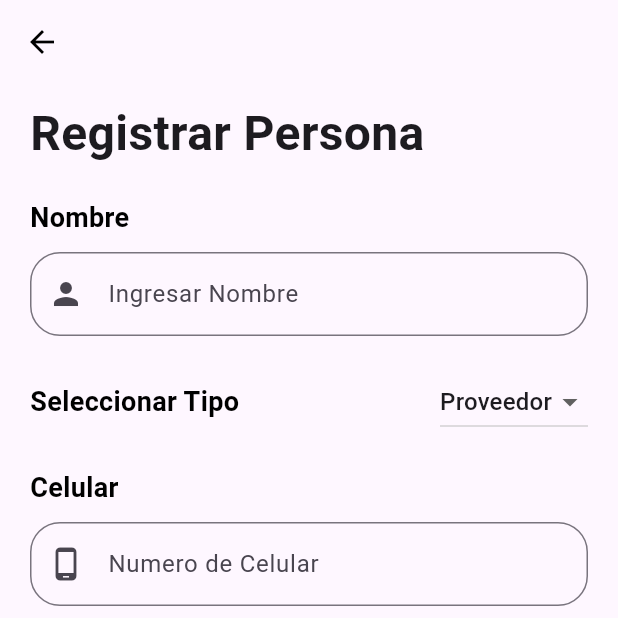
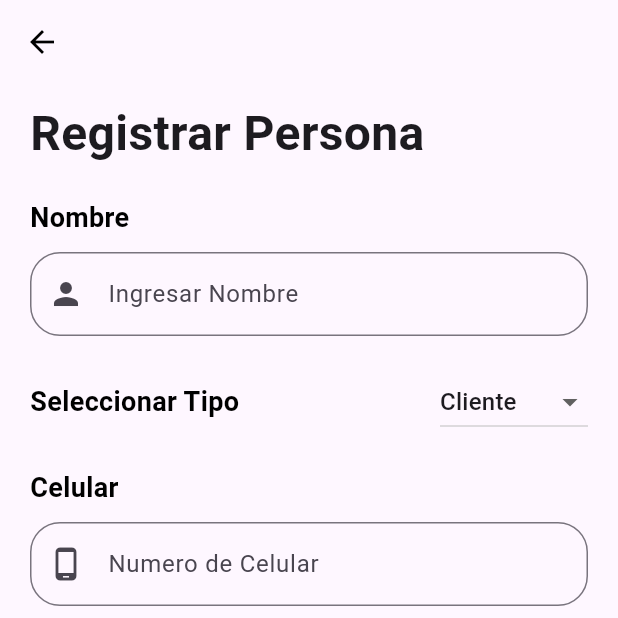
Before and after one commit to eriquezinedine/template_bloc_clean_arquitecture, a Flutter app: the PersonRegisterScreen screen opened directly, on a phone screen of 412 x 824 dp, the top half of it. Run offline on Flutter 3.47's test engine with Material 2 defaults, Android fonts, the phone set to English and light mode, and no system bars; our stand-ins replace bloc, equatable, flutter_bloc, flutter_slidable, hive, hive_flutter and 1 more; accounts and stored records are empty; network calls fail.

Commit message:
Termine la pantalla de personas

```diff
--- a/lib/core/presentation/widgets/dropdown_widget.dart
+++ b/lib/core/presentation/widgets/dropdown_widget.dart
@@ -3,14 +3,29 @@ import 'package:flutter/material.dart';
 
 class DropdownWidget extends StatefulWidget {
 
-  const DropdownWidget({Key? key}) : super(key: key);
+  const DropdownWidget({Key? key, required this.changeSelect, required this.element, this.defaulValue}) : super(key: key);
+  final Function({required int value}) changeSelect;
+  final List<DropdownMenuItem<int>> element;
+  final int? defaulValue;
 
   @override
   State<DropdownWidget> createState() => _DropdownWidgetState();
 }
 
+
 class _DropdownWidgetState extends State<DropdownWidget> {
-  TypePerson dropdownValue = TypePerson.proveedor;
+  int dropdownValue = 0;
+
+  @override
+  void initState() {
+    super.initState();
+    if(widget.defaulValue != null){
+      setState(() {
+        dropdownValue = widget.defaulValue!;
+      });
+    }
+  }
+
   @override
   Widget build(BuildContext context) {
     return Container(
@@ -28,16 +43,13 @@ class _DropdownWidgetState extends State<DropdownWidget> {
            const SizedBox(width: 10,),
           DropdownButton(
             value: dropdownValue,
-            items: const[
-              DropdownMenuItem(value: TypePerson.cliente,child:  Text('Cliente'),),
-              DropdownMenuItem(value: TypePerson.proveedor,child:  Text('Proveedor'),),
-              DropdownMenuItem(value: TypePerson.vendedor ,child:  Text('Vendedor'),),
-            ],
-            onChanged: (TypePerson? value){
+            items: widget.element,
+            onChanged: (int? value){
               setState(() {
-                dropdownValue = value?? TypePerson.cliente;
+                dropdownValue = value?? 0;
                 print('hola');
                 print(dropdownValue);
+                widget.changeSelect(value: dropdownValue);
               });
             },
           )
--- a/lib/features/person/Domain/model/person_model.dart
+++ b/lib/features/person/Domain/model/person_model.dart
@@ -1,3 +1,4 @@
+import 'package:flutter/material.dart';
 import 'package:hive/hive.dart';
 
 part 'person_model.g.dart';
@@ -21,4 +22,10 @@ class PersonModel extends HiveObject {
 
   PersonModel({this.name, this.celular, this.idType});
   // Hive fields go here
+  static List<DropdownMenuItem<int>> listSelect = const [
+    DropdownMenuItem(value: 0,child:  Text('Cliente'),),
+    DropdownMenuItem(value: 1,child:  Text('Proveedor'),),
+    DropdownMenuItem(value: 2 ,child:  Text('Vendedor'),),
+  ];
+
 }
--- a/lib/features/person/Domain/services/person_service.dart
+++ b/lib/features/person/Domain/repository/person_local_repository.dart
@@ -1,7 +1,7 @@
 import 'package:clean_arquitecture_bloc_hive/features/person/Domain/model/person_model.dart';
 import 'package:hive/hive.dart';
 
-class PersonService{
+class PersonRepository{
   late Box<PersonModel> _person;
 
   Future<void> init() async{
--- a/lib/features/person/Presentation/widgets/body.dart
+++ b/lib/features/person/Presentation/widgets/body.dart
@@ -21,7 +21,15 @@ class Body extends StatelessWidget {
 
   @override
   Widget build(BuildContext context) {
+    int selectItem = 0;
+
     final personBloc =BlocProvider.of<PersonBloc>(context);
+
+    void changeElement({required int value}){
+      selectItem = value;
+      print('valor: $selectItem ');
+    }
+
     return Container(
       padding: const EdgeInsets.only(
         top: 10,
@@ -48,7 +56,11 @@ class Body extends StatelessWidget {
             label: 'Nombre',
             placeholder: 'Ingresar Nombre',
           ),
-          const DropdownWidget(),
+          DropdownWidget(
+            changeSelect: changeElement,
+            element: PersonModel.listSelect,
+            defaulValue: person ==null? selectItem: person!.idType,
+          ),
           InputWidget(
             controller: personPhone,
             icon: Icons.phone_android_outlined,
@@ -62,13 +74,13 @@ class Body extends StatelessWidget {
             ),
             onPressed: (){
               if(person == null){
-                personBloc.add(AddPersonEvent(person: PersonModel(name: personName.text, celular: personPhone.text, idType: 0)));
+                personBloc.add(AddPersonEvent(person: PersonModel(name: personName.text, celular: personPhone.text, idType: selectItem)));
               }else{
                 personBloc.add(
                   UpdatePersonEvent(
                     person: person!,
                     editPerson: PersonModel(
-                      idType: 0,
+                      idType: selectItem,
                       celular: personPhone.text,
                       name: personName.text
                     )
--- a/lib/main.dart
+++ b/lib/main.dart
@@ -1,7 +1,6 @@
-import 'package:clean_arquitecture_bloc_hive/features/person/Domain/services/person_service.dart';
+import 'package:clean_arquitecture_bloc_hive/features/person/Domain/repository/person_local_repository.dart';
 import 'package:clean_arquitecture_bloc_hive/features/person/Presentation/bloc/person_bloc.dart';
 import 'package:clean_arquitecture_bloc_hive/features/person/Presentation/screens/person_screen.dart';
-import 'package:clean_arquitecture_bloc_hive/features/person/Presentation/screens/person_register_screen.dart';
 import 'package:flutter/material.dart';
 import 'package:flutter_bloc/flutter_bloc.dart';
 import 'package:hive_flutter/hive_flutter.dart';
@@ -9,27 +8,27 @@ import 'package:hive_flutter/hive_flutter.dart';
 void main() async{
   WidgetsFlutterBinding.ensureInitialized();
   await Hive.initFlutter();
-  final personService = PersonService();
-  await personService.init();
-  runApp( MyApp( personService: personService, ));
+  final personRepository = PersonRepository();
+  await personRepository.init();
+  runApp( MyApp( personRepository: personRepository, ));
 }
 
 class MyApp extends StatelessWidget {
-  const MyApp({Key? key, required this.personService}) : super(key: key);
-  final PersonService personService;
+  const MyApp({Key? key, required this.personRepository}) : super(key: key);
+  final PersonRepository personRepository;
   // This widget is the root of your application.
   @override
   Widget build(BuildContext context) {
     return MultiRepositoryProvider(
       providers: [
         RepositoryProvider(
-          create: (context) => personService
+          create: (context) => personRepository //!Agregar instancia de clases
         ),
       ],
       child: MultiBlocProvider(
         providers: [
           BlocProvider(
-            create: (context) => PersonBloc(RepositoryProvider.of<PersonService>(context))
+            create: (context) => PersonBloc(RepositoryProvider.of<PersonRepository>(context))
             ..add(const LoadPersonEvent())
           )
         ],
```
Also changed, not shown: lib/features/person/Presentation/bloc/person_bloc.dart (+10 -10 lines).
